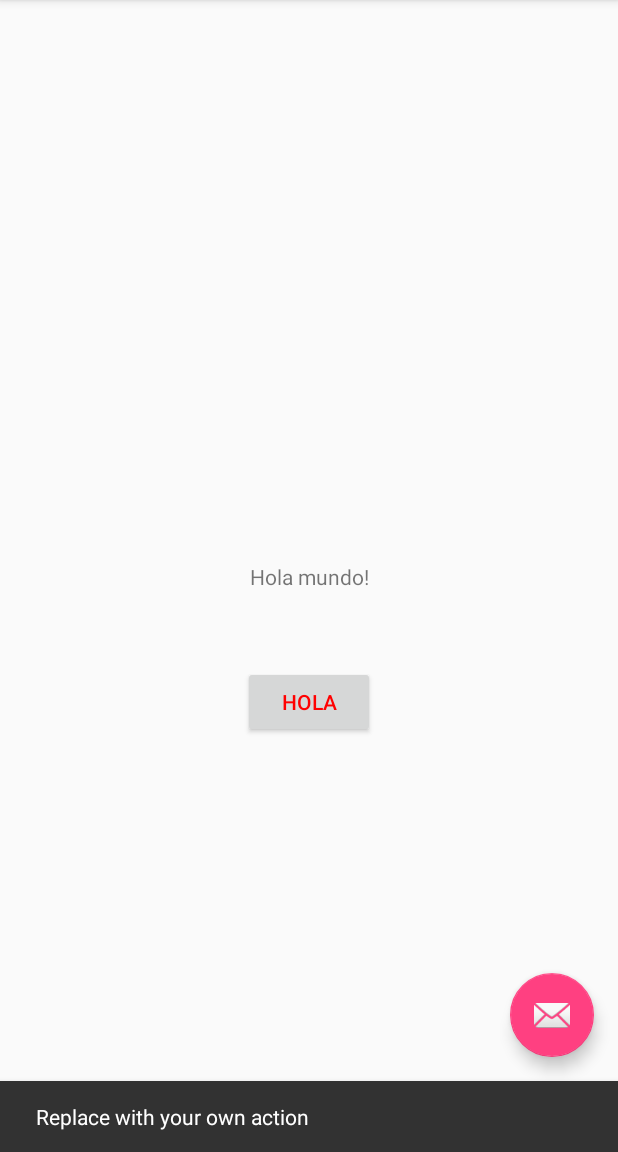
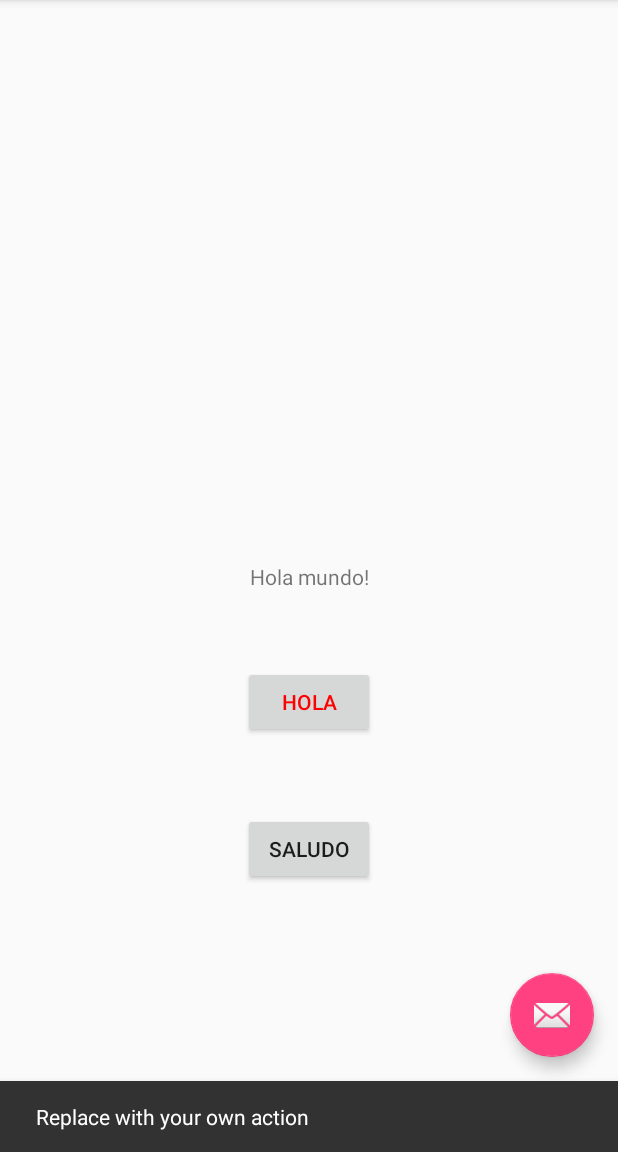
Before and after one commit to William-ST/____TareaVersionesWST____, an Android app: the screen it shows after launch (MainActivity), after a tap on an icon or button, on a phone screen of 412 x 824 dp, the part 84-1236 px from its top. Run offline under Robolectric (Android 15) with nearby library versions, the phone set to English and light mode, and no system bars.

Commit message:
Añado Saludo

```diff
--- a/app/src/main/res/layout/content_main.xml
+++ b/app/src/main/res/layout/content_main.xml
@@ -19,6 +19,7 @@
         app:layout_constraintTop_toTopOf="parent" />
 
     <Button
+        android:id="@+id/btn_hello"
         android:layout_width="wrap_content"
         android:layout_height="wrap_content"
         android:text="HOLA"
@@ -28,4 +29,13 @@
         android:layout_marginTop="50dp"
         android:textColor="@color/colorRed"/>
 
+    <Button
+        android:layout_width="wrap_content"
+        android:layout_height="wrap_content"
+        android:text="SALUDO"
+        app:layout_constraintTop_toBottomOf="@id/btn_hello"
+        app:layout_constraintLeft_toLeftOf="parent"
+        app:layout_constraintRight_toRightOf="parent"
+        android:layout_marginTop="50dp" />
+
 </android.support.constraint.ConstraintLayout>
```
